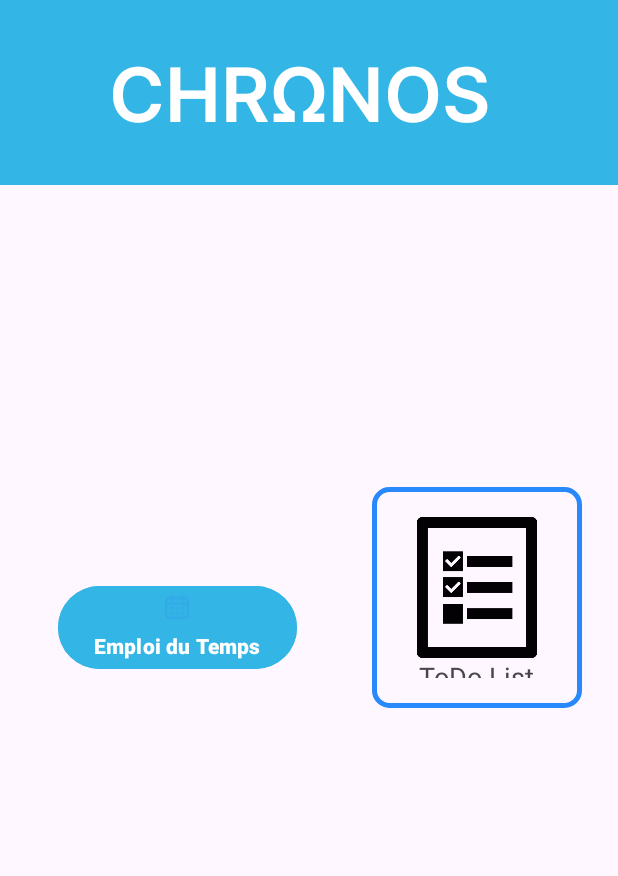
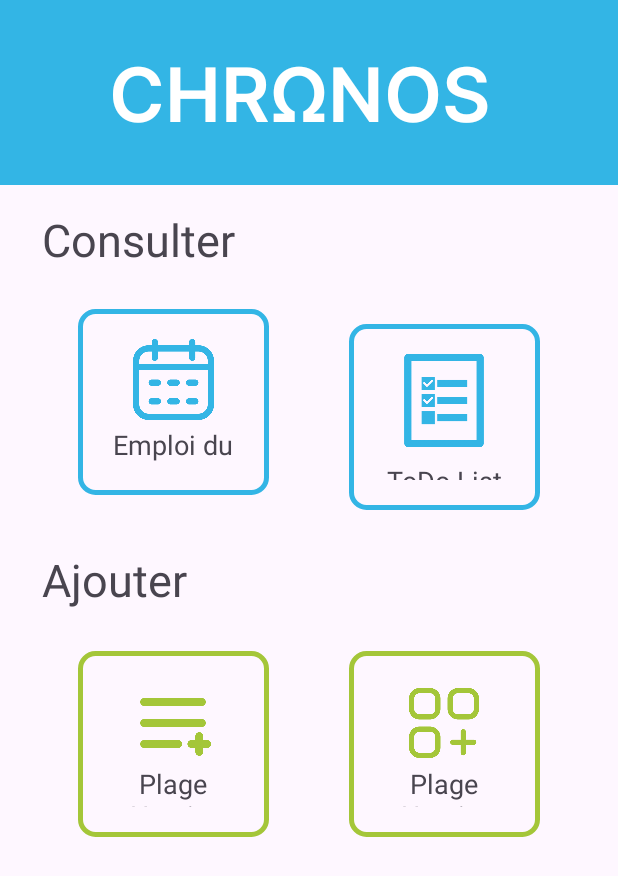
Before and after one commit to Konynico/Chronos-HM40, an Android app: the screen it shows after launch (MainActivity), on a phone screen of 412 x 824 dp. Shown: the top 876 px of the screen. Run offline under Robolectric (Android 15) with nearby library versions, the phone set to English and light mode, and no system bars.

Commit message:
ajout de boutons

```diff
--- a/app/src/main/res/drawable/my_custom_background.xml
+++ b/app/src/main/res/drawable/background_blue.xml
@@ -8,5 +8,5 @@
         android:bottomLeftRadius="10dp" />
     <stroke
         android:width="3dp"
-        android:color="#2889FD" />
+        android:color="#33B5E5" />
 </shape>
--- /dev/null
+++ b/app/src/main/res/drawable/background_green.xml
@@ -0,0 +1,12 @@
+<?xml version="1.0" encoding="utf-8"?>
+<shape xmlns:android="http://schemas.android.com/apk/res/android"
+    android:shape="rectangle">
+    <corners
+        android:radius="10dp"
+        android:topRightRadius="10dp"
+        android:bottomRightRadius="10dp"
+        android:bottomLeftRadius="10dp" />
+    <stroke
+        android:width="3dp"
+        android:color="#a4c639" />
+</shape>
--- a/app/src/main/res/layout/activity_main.xml
+++ b/app/src/main/res/layout/activity_main.xml
@@ -35,45 +35,68 @@
         app:layout_constraintStart_toStartOf="@+id/blueView"
         app:layout_constraintTop_toTopOf="@+id/blueView" />
 
-    <Button
-        android:id="@+id/idSimpleBtn"
+    <TextView
+        android:id="@+id/Consulter"
         android:layout_width="wrap_content"
         android:layout_height="wrap_content"
-        android:layout_gravity="center"
-        android:layout_marginTop="208dp"
-        android:backgroundTint="@android:color/holo_blue_light"
-        android:drawableTop="@drawable/calendar"
-        android:drawablePadding="20dp"
-        android:onClick="change"
-        android:text="Emploi du Temps"
-        android:textAllCaps="false"
-        android:textColor="@color/white"
-        android:textStyle="bold"
+        android:layout_marginStart="28dp"
+        android:layout_marginTop="16dp"
+        android:text="Consulter"
+        android:textSize="30sp"
+        app:layout_constraintStart_toStartOf="parent"
+        app:layout_constraintTop_toBottomOf="@+id/blueView" />
+
+    <LinearLayout
+        android:id="@+id/consulterBouton1"
+        android:layout_width="127dp"
+        android:layout_height="124dp"
+        android:layout_marginStart="52dp"
+        android:background="@drawable/background_blue"
+        android:onClick="onTodoClick"
+        android:orientation="vertical"
+        android:padding="30px"
         app:layout_constraintBottom_toBottomOf="parent"
-        app:layout_constraintEnd_toStartOf="@+id/linearLayout5"
-        app:layout_constraintHorizontal_bias="0.439"
         app:layout_constraintStart_toStartOf="parent"
-        app:layout_constraintTop_toBottomOf="@+id/blueView"
-        app:layout_constraintVertical_bias="0.128" />
+        app:layout_constraintTop_toBottomOf="@+id/Consulter"
+        app:layout_constraintVertical_bias="0.049">
+
+        <ImageView
+            android:id="@+id/Img1"
+            android:layout_width="79dp"
+            android:layout_height="54dp"
+            android:layout_gravity="center"
+            android:src="@drawable/calendar" />
+
+        <TextView
+            android:id="@+id/textView1"
+            android:layout_width="wrap_content"
+            android:layout_height="wrap_content"
+            android:layout_gravity="center"
+            android:layout_marginTop="4dp"
+            android:gravity="center"
+            android:text="Emploi du temps"
+            android:textAppearance="?android:attr/textAppearanceMedium" />
+
+    </LinearLayout>
 
     <LinearLayout
         android:id="@+id/linearLayout5"
-        android:layout_width="140dp"
-        android:layout_height="147dp"
-        android:layout_marginEnd="24dp"
-        android:background="@drawable/my_custom_background"
+        android:layout_width="127dp"
+        android:layout_height="124dp"
+        android:layout_marginEnd="52dp"
+        android:background="@drawable/background_blue"
         android:onClick="onTodoClick"
         android:orientation="vertical"
         android:padding="30px"
         app:layout_constraintBottom_toBottomOf="parent"
         app:layout_constraintEnd_toEndOf="parent"
         app:layout_constraintTop_toTopOf="parent"
-        app:layout_constraintVertical_bias="0.48">
+        app:layout_constraintVertical_bias="0.309">
 
         <ImageView
             android:id="@+id/Img4"
-            android:layout_width="113dp"
-            android:layout_height="94dp"
+            android:layout_width="81dp"
+            android:layout_height="62dp"
             android:layout_gravity="center"
             android:src="@drawable/todo" />
 
@@ -82,12 +105,89 @@
             android:layout_width="wrap_content"
             android:layout_height="wrap_content"
             android:layout_gravity="center"
+            android:layout_marginTop="10dp"
+            android:gravity="center"
             android:text="ToDo List"
-            android:gravity="center"
 
             android:textAppearance="?android:attr/textAppearanceMedium" />
 
     </LinearLayout>
 
+    <TextView
+        android:id="@+id/Ajouter"
+        android:layout_width="wrap_content"
+        android:layout_height="wrap_content"
+        android:layout_marginStart="28dp"
+        android:layout_marginTop="36dp"
+        android:text="Ajouter"
+        android:textSize="30sp"
+        app:layout_constraintStart_toStartOf="parent"
+        app:layout_constraintTop_toBottomOf="@+id/consulterBouton1" />
+
+    <LinearLayout
+        android:id="@+id/linearLayout3"
+        android:layout_width="127dp"
+        android:layout_height="124dp"
+        android:layout_marginStart="52dp"
+        android:background="@drawable/background_green"
+        android:onClick="onTodoClick"
+        android:orientation="vertical"
+        android:padding="30px"
+        app:layout_constraintBottom_toBottomOf="parent"
+        app:layout_constraintStart_toStartOf="parent"
+        app:layout_constraintTop_toBottomOf="@+id/Ajouter"
+        app:layout_constraintVertical_bias="0.095">
+
+        <ImageView
+            android:id="@+id/Img5"
+            android:layout_width="73dp"
+            android:layout_height="56dp"
+            android:layout_gravity="center"
+            android:src="@drawable/ajout_plage_horaire" />
+
+        <TextView
+            android:id="@+id/textView5"
+            android:layout_width="wrap_content"
+            android:layout_height="wrap_content"
+            android:layout_gravity="center"
+            android:gravity="center"
+            android:text="Plage Horaire"
+
+            android:textAppearance="?android:attr/textAppearanceMedium" />
+
+    </LinearLayout>
+
+    <LinearLayout
+        android:id="@+id/linearLayout6"
+        android:layout_width="127dp"
+        android:layout_height="124dp"
+        android:layout_marginEnd="52dp"
+        android:background="@drawable/background_green"
+        android:onClick="onTodoClick"
+        android:orientation="vertical"
+        android:padding="30px"
+        app:layout_constraintBottom_toBottomOf="parent"
+        app:layout_constraintEnd_toEndOf="parent"
+        app:layout_constraintTop_toBottomOf="@+id/Ajouter"
+        app:layout_constraintVertical_bias="0.095">
+
+        <ImageView
+            android:id="@+id/Img6"
+            android:layout_width="73dp"
+            android:layout_height="56dp"
+            android:layout_gravity="center"
+            android:src="@drawable/ajout_evenement" />
+
+        <TextView
+            android:id="@+id/textView6"
+            android:layout_width="wrap_content"
+            android:layout_height="wrap_content"
+            android:layout_gravity="center"
+            android:gravity="center"
+            android:text="Plage Horaire"
+
+            android:textAppearance="?android:attr/textAppearanceMedium" />
+
+    </LinearLayout>
 
 </androidx.constraintlayout.widget.ConstraintLayout>
```
Also changed, not shown: app/src/main/res/drawable/ajout_evenement.png (added), app/src/main/res/drawable/ajout_plage_horaire.png (added), app/src/main/res/drawable/calendar.png, app/src/main/res/drawable/calendar24.png (deleted), app/src/main/res/drawable/calendar32.png (deleted), app/src/main/res/drawable/todo.png.
